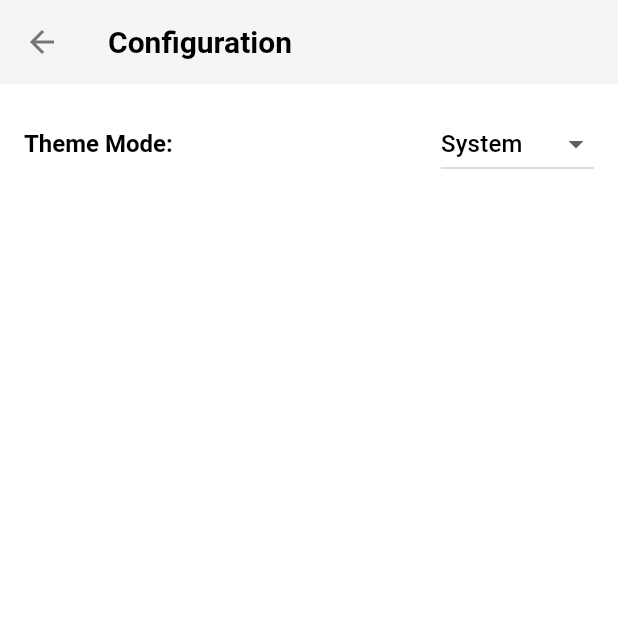
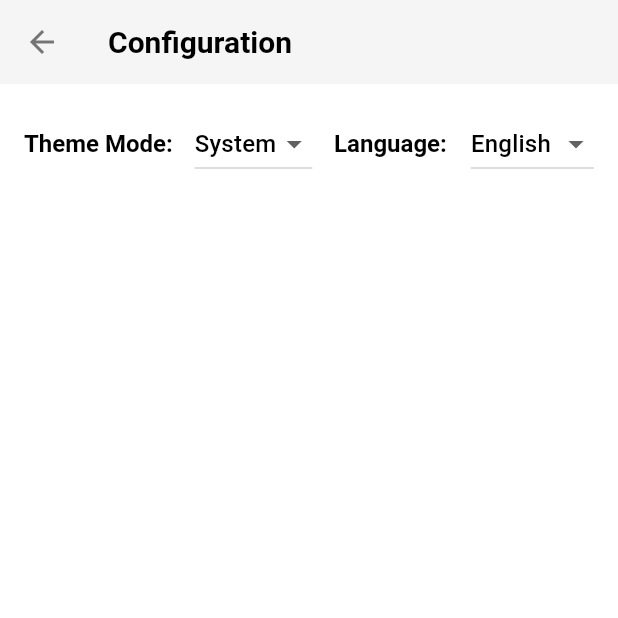
Before and after one commit to Raptor200111/sillicon_power, a Flutter app: the screen it shows after launch, after a tap on the "keyboard control" icon, on a phone screen of 412 x 824 dp, the top half of it. Run offline on Flutter 3.47's test engine with Material 3 defaults, Android fonts, the phone set to English and light mode, and no system bars; our stand-ins replace equatable, flutter_bloc, flutter_dotenv, get_it, shared_preferences; generated files the repository leaves out were written again; network calls fail.

Commit message:
Added multi-language support

```diff
--- /dev/null
+++ b/l10n.yaml
@@ -0,0 +1,3 @@
+arb-dir: lib/l10n
+template-arb-file: app_en.arb
+output-localization-file: app_localizations.dart
--- a/lib/data/datasources/tmdb_datasource.dart
+++ b/lib/data/datasources/tmdb_datasource.dart
@@ -12,12 +12,17 @@ class TmdbDatasource {
     return key;
   }
 
-  String tmdbPopularTVurl(int page) {
-    return 'https://api.themoviedb.org/3/tv/popular?page=$page&api_key=$tmdbApiKey';
+  String tmdbPopularTVurl(int page, String languageCode) {
+    return 'https://api.themoviedb.org/3/tv/popular?page=$page&language=$languageCode&api_key=$tmdbApiKey';
   }
 
-  Future<List<TmdbTVShowModel>> fetchPopularTvShows(int page) async {
-    final response = await http.get(Uri.parse(tmdbPopularTVurl(page)));
+  String tmdbGenreTVurl(String languageCode) {
+    return 'https://api.themoviedb.org/3/genre/tv/list?language=$languageCode&api_key=$tmdbApiKey';
+  }
+
+
+  Future<List<TmdbTVShowModel>> fetchPopularTvShows(int page, String languageCode) async {
+    final response = await http.get(Uri.parse(tmdbPopularTVurl(page, languageCode)));
 
     if (response.statusCode == 200) {
       final decoded = json.decode(response.body);
@@ -30,7 +35,7 @@ class TmdbDatasource {
   }
 
   Future<int> fetchTotalPages() async {
-    final response = await http.get(Uri.parse(tmdbPopularTVurl(1)));
+    final response = await http.get(Uri.parse(tmdbPopularTVurl(1, 'en')));
 
     if (response.statusCode == 200) {
       final decoded = json.decode(response.body);
@@ -40,9 +45,8 @@ class TmdbDatasource {
     }
   }
 
-  Future<Map<int, String>> fetchTvShowGenreMap() async {
-    final response = await http.get(Uri.parse(
-        'https://api.themoviedb.org/3/genre/tv/list?api_key=$tmdbApiKey'));
+  Future<Map<int, String>> fetchTvShowGenreMap(String languageCode) async {
+    final response = await http.get(Uri.parse(tmdbGenreTVurl(languageCode)));
 
     if (response.statusCode == 200) {
       final decoded = json.decode(response.body);
--- a/lib/data/repositories/tv_show_repository_impl.dart
+++ b/lib/data/repositories/tv_show_repository_impl.dart
@@ -8,8 +8,8 @@ class TVShowRepositoryImpl implements TVShowRepository {
   const TVShowRepositoryImpl(this.tmdbDatasource);
 
   @override
-  Future<List<TVShow>> fetchPopularTVShows(int page) async {
-    final models = await tmdbDatasource.fetchPopularTvShows(page);
+  Future<List<TVShow>> fetchPopularTVShows(int page, String languageCode) async {
+    final models = await tmdbDatasource.fetchPopularTvShows(page, languageCode);
     return models.map((model) => model.toEntity()).toList();
   }
 
@@ -17,6 +17,6 @@ class TVShowRepositoryImpl implements TVShowRepository {
   Future<int> fetchTotalPages() => tmdbDatasource.fetchTotalPages();
 
   @override
-  Future<Map<int, String>> fetchTvShowGenreMap() =>
-      tmdbDatasource.fetchTvShowGenreMap();
+  Future<Map<int, String>> fetchTvShowGenreMap(String languageCode) =>
+      tmdbDatasource.fetchTvShowGenreMap(languageCode);
 }
--- a/lib/domain/repositories/tv_show_repository.dart
+++ b/lib/domain/repositories/tv_show_repository.dart
@@ -1,7 +1,7 @@
 import '../entities/tv_show.dart';
 
 abstract class TVShowRepository {
-  Future<List<TVShow>> fetchPopularTVShows(int page);
+  Future<List<TVShow>> fetchPopularTVShows(int page, String languageCode);
   Future<int> fetchTotalPages();
-  Future<Map<int, String>> fetchTvShowGenreMap();
+  Future<Map<int, String>> fetchTvShowGenreMap(String languageCode);
 }
--- a/lib/domain/usecases/fetch_popular_tv_shows.dart
+++ b/lib/domain/usecases/fetch_popular_tv_shows.dart
@@ -6,5 +6,5 @@ class FetchPopularTVShows {
 
   const FetchPopularTVShows(this.repository);
 
-  Future<List<TVShow>> call(int page) => repository.fetchPopularTVShows(page);
+  Future<List<TVShow>> call(int page, String languageCode) => repository.fetchPopularTVShows(page, languageCode);
 }
--- a/lib/domain/usecases/fetch_tv_show_genre_map.dart
+++ b/lib/domain/usecases/fetch_tv_show_genre_map.dart
@@ -5,5 +5,5 @@ class FetchTvShowGenreMap {
 
   const FetchTvShowGenreMap(this.repository);
 
-  Future<Map<int, String>> call() => repository.fetchTvShowGenreMap();
+  Future<Map<int, String>> call(String languageCode) => repository.fetchTvShowGenreMap(languageCode);
 }
--- a/lib/main.dart
+++ b/lib/main.dart
@@ -1,17 +1,29 @@
 import 'package:flutter/material.dart';
 import 'package:provider/provider.dart';
+import 'package:sillicon_power/presentation/bloc/popular_tv/popular_tv_bloc.dart';
+import 'package:sillicon_power/presentation/theme/language_provider.dart';
 import 'package:sillicon_power/presentation/theme/theme.dart';
 import 'package:sillicon_power/presentation/theme/theme_provider.dart';
 import 'presentation/pages/homepage.dart';
 import 'package:flutter_dotenv/flutter_dotenv.dart';
 import 'core/di/service_locator.dart';
+import 'package:flutter_localizations/flutter_localizations.dart';
+import 'package:flutter_gen/gen_l10n/app_localizations.dart';
+
 
 Future<void> main() async {
   await dotenv.load();
   setupDependencies();
   runApp(
-    ChangeNotifierProvider(
-      create: (context) => ThemeProvider(),
+    MultiProvider(
+      providers: [
+        ChangeNotifierProvider(create: (_) => ThemeProvider()),
+        ChangeNotifierProvider(create: (_) => LanguageProvider()),
+        Provider(
+          create: (_) => getIt<PopularTVBloc>(),
+          dispose: (_, bloc) => bloc.close(),
+        ),
+      ],
       child: const MyApp()
     )
   );
@@ -24,10 +36,24 @@ class MyApp extends StatelessWidget {
   Widget build(BuildContext context) {
     return MaterialApp(
       title: 'Sillicon Power Inc.',
-      //theme: Provider.of<ThemeProvider>(context).themeData,
       theme: AppTheme.lightTheme,
       darkTheme: AppTheme.darkTheme,
       themeMode: context.watch<ThemeProvider>().themeMode,
+
+      locale: context.watch<LanguageProvider>().locale,
+
+      supportedLocales: const [
+        Locale('en'),
+        Locale('es'),
+      ],
+
+      localizationsDelegates: const [
+        AppLocalizations.delegate,
+        GlobalMaterialLocalizations.delegate,
+        GlobalWidgetsLocalizations.delegate,
+        GlobalCupertinoLocalizations.delegate,
+      ],
+
       home: const HomePage(title: 'Sillicon Power Inc.'),
     );
   }
--- a/lib/presentation/bloc/popular_tv/popular_tv_bloc.dart
+++ b/lib/presentation/bloc/popular_tv/popular_tv_bloc.dart
@@ -25,14 +25,14 @@ class PopularTVBloc extends Bloc<PopularTVEvent, PopularTVState> {
   ) async {
     emit(PopularTVLoading());
     try {
-      final tvShows = await fetchPopularTVShows(event.page);
+      final tvShows = await fetchPopularTVShows(event.page, event.languageCode);
       // Assume totalPages is already loaded; in a real app, cache it
       final totalPages = state is PopularTVLoaded
           ? (state as PopularTVLoaded).totalPages
           : await fetchTotalPages();
       final genreMap = state is PopularTVLoaded
           ? (state as PopularTVLoaded).genreMap
-          : await fetchTvShowGenreMap();
+          : await fetchTvShowGenreMap(event.languageCode);
       emit(PopularTVLoaded(tvShows, totalPages, genreMap)); // Empty genreMap for now
     } catch (e) {
       emit(PopularTVError(e.toString()));
@@ -46,7 +46,7 @@ class PopularTVBloc extends Bloc<PopularTVEvent, PopularTVState> {
     emit(PopularTVLoading());
     try {
       final totalPages = await fetchTotalPages();
-      final genreMap = await fetchTvShowGenreMap(); // You need to implement this use case
+      final genreMap = await fetchTvShowGenreMap(event.languageCode); // You need to implement this use case
       emit(PopularTVLoaded([], totalPages, genreMap)); // Empty list initially
     } catch (e) {
       emit(PopularTVError(e.toString()));
--- a/lib/presentation/pages/config_page.dart
+++ b/lib/presentation/pages/config_page.dart
@@ -1,6 +1,8 @@
 import 'package:flutter/material.dart';
 import 'package:provider/provider.dart';
+import 'package:sillicon_power/presentation/theme/language_provider.dart';
 import 'package:sillicon_power/presentation/theme/theme_provider.dart';
+import 'package:flutter_gen/gen_l10n/app_localizations.dart';
 
 class ConfigPage extends StatelessWidget {
   const ConfigPage({super.key});
@@ -19,25 +21,28 @@ class ConfigPage extends StatelessWidget {
             backgroundColor: Theme.of(context).colorScheme.background,
             pinned: true,
             title: Text(
-              'Configuration',
+              AppLocalizations.of(context)!.configuration,
               style: Theme.of(context).textTheme.titleLarge,
             ),
           ),
           SliverToBoxAdapter(
             child: Padding(
               padding: const EdgeInsets.all(16.0),
-              child: Row(
+              child: Column(
+                crossAxisAlignment: CrossAxisAlignment.start,
+                children: [
+                  Row(
                   mainAxisAlignment: MainAxisAlignment.spaceBetween,
                   children: [
                     Text(
-                    'Theme Mode:',
+                      '${AppLocalizations.of(context)!.themeMode}:',
                       style: Theme.of(context).textTheme.headlineMedium,
                     ),
                     DropdownButton(
                       value: context.watch<ThemeProvider>().themeMode,
                       items: const [
-                      DropdownMenuItem(value: ThemeMode.dark, child: Text("DarkMode") ),
-                      DropdownMenuItem(value: ThemeMode.light, child: Text("LightMode") ),
+                        DropdownMenuItem(value: ThemeMode.dark, child: Text("Dark") ),
+                        DropdownMenuItem(value: ThemeMode.light, child: Text("Light") ),
                         DropdownMenuItem(value: ThemeMode.system, child: Text("System") ),
                       ],
                       onChanged: (ThemeMode? value) {
@@ -46,8 +51,32 @@ class ConfigPage extends StatelessWidget {
                         }
                       },
                     ),
+                    Row(
+                      mainAxisAlignment: MainAxisAlignment.spaceBetween,
+                      children: [
+                        Text(
+                          '${AppLocalizations.of(context)!.language}:',
+                          style: Theme.of(context).textTheme.headlineMedium,
+                        ),
+                        const SizedBox(width: 16),
+                        DropdownButton<Locale>(
+                          value: context.watch<LanguageProvider>().locale,
+                          items: const [
+                            DropdownMenuItem(value: Locale('en'), child: Text("English")),
+                            DropdownMenuItem(value: Locale('es'), child: Text("Español")),
+                          ],
+                          onChanged: (Locale? value) {
+                            if (value != null) {
+                              context.read<LanguageProvider>().setLanguage(value);
+                            }
+                          },
+                        ),
                       ],
                     ),
+                  ],
+                ),
+                ],
+              )
             ),
           ),
           const SliverFillRemaining(
--- a/lib/presentation/pages/homepage.dart
+++ b/lib/presentation/pages/homepage.dart
@@ -1,12 +1,14 @@
 import 'package:flutter/material.dart';
-import 'package:flutter/widgets.dart';
 import 'package:flutter_bloc/flutter_bloc.dart';
+import 'package:provider/provider.dart';
 import 'package:sillicon_power/presentation/pages/config_page.dart';
+import 'package:sillicon_power/presentation/theme/language_provider.dart';
 import '../../core/di/service_locator.dart';
 import '../bloc/popular_tv/popular_tv_bloc.dart';
 import '../bloc/popular_tv/popular_tv_event.dart';
 import '../bloc/popular_tv/popular_tv_state.dart';
 import '../widgets/tv_show_list_widget.dart';
+import 'package:flutter_gen/gen_l10n/app_localizations.dart';
 
 class HomePage extends StatefulWidget {
   const HomePage({super.key, required this.title});
@@ -19,40 +21,63 @@ class HomePage extends StatefulWidget {
 
 class _HomePageState extends State<HomePage> {
   int _currentPageIndex = 0;
+  String? _prevLanguage; // Track previous language to reload
 
   @override
   void initState() {
     super.initState();
-      setState(() {
     _currentPageIndex = 0;
-      });
+  }
+
+  @override
+  void didChangeDependencies() {
+    super.didChangeDependencies();
+
+    final languageCode = context.watch<LanguageProvider>().locale.languageCode;
+    final bloc = context.read<PopularTVBloc>();
+
+    bloc.add(LoadTvShowInfo(languageCode));
+    bloc.add(LoadPopularTVShows(1, languageCode));
+
+    // Only reload if language changed
+    if (_prevLanguage != languageCode) {
+      _prevLanguage = languageCode;
+      _currentPageIndex = 0;
+
+      // Dispatch BLoC events for new language
+      final bloc = context.read<PopularTVBloc>();
+      bloc.add(LoadTvShowInfo(languageCode));
+      bloc.add(LoadPopularTVShows(1, languageCode));
+    }
   }
 
   void _goToPreviousPage(BuildContext context) {
     if (_currentPageIndex > 0) {
       _currentPageIndex--;
-      context.read<PopularTVBloc>().add(LoadPopularTVShows(_currentPageIndex + 1));
+      final languageCode = context.read<LanguageProvider>().locale.languageCode;
+      context
+          .read<PopularTVBloc>()
+          .add(LoadPopularTVShows(_currentPageIndex + 1, languageCode));
     }
   }
 
   void _goToNextPage(BuildContext context, int totalPages) {
     if (_currentPageIndex < totalPages - 1) {
       _currentPageIndex++;
-      context.read<PopularTVBloc>().add(LoadPopularTVShows(_currentPageIndex + 1));
+      final languageCode = context.read<LanguageProvider>().locale.languageCode;
+      context
+          .read<PopularTVBloc>()
+          .add(LoadPopularTVShows(_currentPageIndex + 1, languageCode));
     }
   }
 
   @override
   Widget build(BuildContext context) {
-    return BlocProvider(
-        create: (_) => getIt<PopularTVBloc>()
-          ..add(const LoadTvShowInfo())
-          ..add(const LoadPopularTVShows(1)),
-        child: Scaffold(
+    //final languageCode = context.watch<LanguageProvider>().locale.languageCode;
+    return Scaffold(
         body: CustomScrollView(
           slivers: [
             SliverAppBar(
-                //pinned: true,
               floating: true,
               expandedHeight: 0,
               flexibleSpace: FlexibleSpaceBar(
@@ -84,29 +109,34 @@ class _HomePageState extends State<HomePage> {
                   return SliverFillRemaining(
                     hasScrollBody: false,
                     child: Center(
-                        child: Text('Something went wrong'),
+                      child: Text(AppLocalizations.of(context)!.error),
                     ),
                   );
                 }
 
                 if (state is PopularTVLoaded) {
                   int realTotalPages = state.totalPages > 500 ? 500 : state.totalPages;
+
                   return SliverToBoxAdapter(
-                      child: ListPageWidget(genres: state.genreMap, page: _currentPageIndex + 1, tvShows: state.tvShows, totalPages: realTotalPages, onPreviousPage: () => _goToPreviousPage(context), onNextPage: () => _goToNextPage(context, realTotalPages),)
+                    child: ListPageWidget(
+                      genres: state.genreMap,
+                      page: _currentPageIndex + 1,
+                      tvShows: state.tvShows,
+                      totalPages: realTotalPages,
+                      onPreviousPage: () => _goToPreviousPage(context),
+                      onNextPage: () =>
+                          _goToNextPage(context, realTotalPages),
+                    ),
                   );
                 }
 
-                  return SliverFillRemaining(
+                return const SliverFillRemaining(
                   hasScrollBody: false,
                   child: Center(child: Text('No data')),
                 );
               },
             ),
-
-
-
           ],
-          )
         ),
       );
   }
--- /dev/null
+++ b/lib/presentation/theme/language_provider.dart
@@ -0,0 +1,30 @@
+import 'package:flutter/material.dart';
+import 'package:shared_preferences/shared_preferences.dart';
+
+class LanguageProvider with ChangeNotifier {
+  Locale _locale = const Locale('en');
+
+  Locale get locale => _locale;
+
+  LanguageProvider() {
+    loadLanguage();
+  }
+
+  void setLanguage(Locale locale) async {
+    _locale = locale;
+    notifyListeners();
+
+    final prefs = await SharedPreferences.getInstance();
+    prefs.setString('language', locale.languageCode);
+  }
+
+  void loadLanguage() async {
+    final prefs = await SharedPreferences.getInstance();
+    final code = prefs.getString('language');
+
+    if (code != null) {
+      _locale = Locale(code);
+      notifyListeners();
+    }
+  }
+}
--- a/lib/presentation/widgets/genre_grid_widget.dart
+++ b/lib/presentation/widgets/genre_grid_widget.dart
@@ -1,5 +1,6 @@
 import 'package:flutter/material.dart';
 import 'package:sillicon_power/domain/entities/tv_show.dart';
+import 'package:flutter_gen/gen_l10n/app_localizations.dart';
 
 class GenreGridWidget extends StatelessWidget {
   final TVShow tvShow;
@@ -20,7 +21,7 @@ class GenreGridWidget extends StatelessWidget {
               borderRadius: BorderRadius.circular(12),
             ),
             child: Text(
-              genres[genre] ?? 'Unknown',
+              genres[genre] ?? '${AppLocalizations.of(context)!.unknown}',
               style: Theme.of(context).textTheme.headlineSmall,
             ),
           ),
--- a/lib/presentation/widgets/rating_widget.dart
+++ b/lib/presentation/widgets/rating_widget.dart
@@ -1,5 +1,6 @@
 import 'package:flutter/material.dart';
 import 'package:sillicon_power/domain/entities/tv_show.dart';
+import 'package:flutter_gen/gen_l10n/app_localizations.dart';
 
 class RatingWidget extends StatelessWidget {
   final TVShow tvShow;
@@ -15,7 +16,7 @@ class RatingWidget extends StatelessWidget {
           ),
           Text(tvShow.voteAverage.toStringAsFixed(1),
               style: Theme.of(context).textTheme.bodyMedium),
-          Text(' (${tvShow.voteCount}${tvShow.voteCount == 1 ? ' vote)' : ' votes)'}',
+          Text(' (${tvShow.voteCount}${tvShow.voteCount == 1 ? ' ${AppLocalizations.of(context)!.vote})' : ' ${AppLocalizations.of(context)!.votes})'}',
               style: Theme.of(context).textTheme.bodySmall),
       ],
     );
--- a/lib/presentation/widgets/tv_show_list_widget.dart
+++ b/lib/presentation/widgets/tv_show_list_widget.dart
@@ -2,6 +2,7 @@ import 'package:flutter/material.dart';
 import '../../domain/entities/tv_show.dart';
 import '../pages/tv_show_page.dart';
 import 'tv_show_item.dart';
+import 'package:flutter_gen/gen_l10n/app_localizations.dart';
 
 class ListPageWidget extends StatelessWidget {
   final int page;
@@ -50,7 +51,7 @@ class ListPageWidget extends StatelessWidget {
                 child: Text('<', style: Theme.of(context).textTheme.titleLarge),
               ),
               const SizedBox(width: 16),
-              Text('Page $page of ${totalPages > 500 ? '500' : '$totalPages'}', style: Theme.of(context).textTheme.bodyMedium),
+              Text('${AppLocalizations.of(context)!.page} $page ${AppLocalizations.of(context)!.pageOf} ${totalPages > 500 ? '500' : '$totalPages'}', style: Theme.of(context).textTheme.bodyMedium),
               const SizedBox(width: 16),
               ElevatedButton(
                 onPressed: onNextPage,
--- a/pubspec.yaml
+++ b/pubspec.yaml
@@ -44,6 +44,9 @@ dependencies:
   palette_generator: ^0.3.3+5
   provider: ^6.0.5
   shared_preferences: ^2.2.2
+  flutter_localizations:
+    sdk: flutter
+  intl: ^0.18.1
 
 dev_dependencies:
   flutter_test:
@@ -73,7 +76,7 @@ flutter:
   # included with your application, so that you can use the icons in
   # the material Icons class.
   uses-material-design: true
-
+  generate: true
   # To add assets to your application, add an assets section, like this:
   # assets:
   #   - images/a_dot_burr.jpeg
```
Also changed, not shown: lib/l10n/app_en.arb (added, +17 -0 lines), lib/l10n/app_es.arb (added, +17 -0 lines), lib/presentation/bloc/popular_tv/popular_tv_event.dart (+5 -3 lines), lib/presentation/pages/tv_show_page.dart (+6 -5 lines), pubspec.lock. Lines whose indentation alone changed are shown as unchanged.
